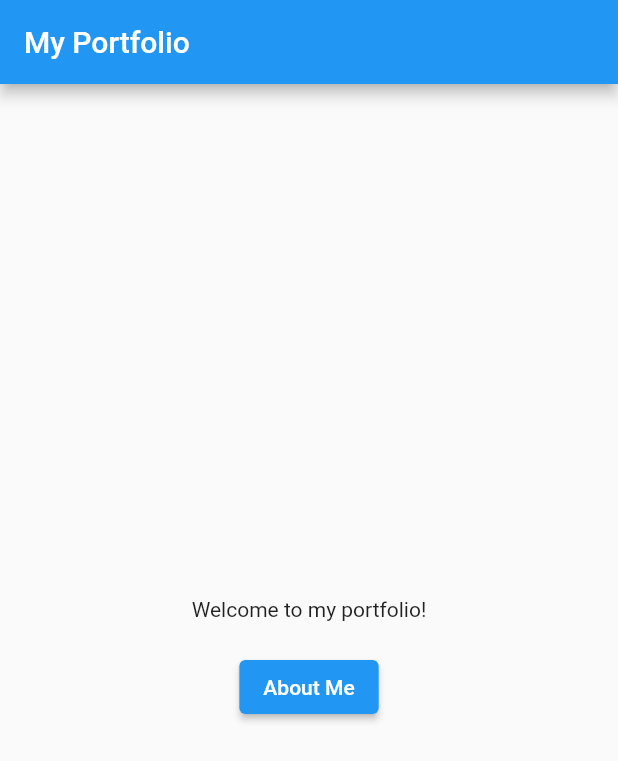
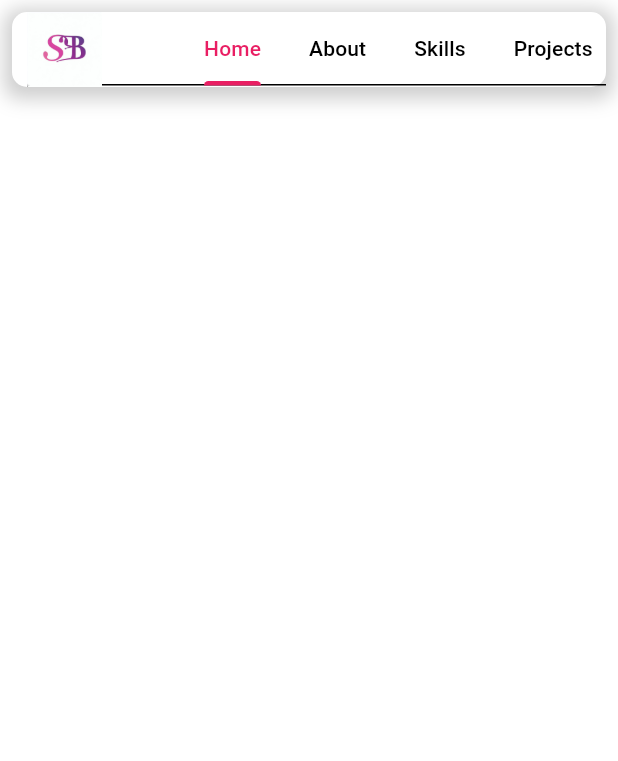
Before and after one commit to sam-baraka/my_portfolio, a Flutter app: the screen it shows after launch, on a phone screen of 412 x 824 dp. Shown: the top 761 px of the screen. Run offline on Flutter 3.47's test engine with Material 2 defaults, Android fonts, the phone set to English and light mode, and no system bars; our stand-ins replace auto_route, firebase_core, flutter_riverpod; accounts and stored records are empty.

Commit message:
added scrollability

```diff
--- a/lib/app/my_app.dart
+++ b/lib/app/my_app.dart
@@ -10,8 +10,15 @@ class MyApp extends ConsumerWidget {
     return MaterialApp.router(
       title: 'My Portfolio',
       theme: ThemeData(
-        primarySwatch: Colors.blue,
-      ),
+          // Use material 3 with Pink and purple theme
+          colorScheme: const ColorScheme.light(
+            primary: Color(0xFFE91E63),
+            secondary: Color(0xFF9C27B0),
+          ),
+          appBarTheme: const AppBarTheme(
+            backgroundColor: Color(0xFFE91E63),
+          ),
+          useMaterial3: true),
       routerConfig: appRouter.config(),
     );
   }
--- a/lib/home_page/home_page.dart
+++ b/lib/home_page/home_page.dart
@@ -1,6 +1,7 @@
 import 'package:auto_route/auto_route.dart';
 import 'package:flutter/material.dart';
 import 'package:flutter_riverpod/flutter_riverpod.dart';
+import 'package:my_portfolio/widgets/common_app_bar.dart';
 
 @RoutePage()
 class HomePage extends ConsumerWidget {
@@ -8,24 +9,11 @@ class HomePage extends ConsumerWidget {
 
   @override
   Widget build(BuildContext context, WidgetRef ref) {
-    return Scaffold(
-      appBar: AppBar(
-        title: const Text('My Portfolio'),
-      ),
-      body: Center(
-        child: Column(
-          mainAxisAlignment: MainAxisAlignment.center,
-          children: [
-            const Text(
-              'Welcome to my portfolio!',
-            ),
-            const SizedBox(height: 20),
-            ElevatedButton(
-              onPressed: () {},
-              child: const Text('About Me'),
-            ),
-          ],
-        ),
+    return const Scaffold(
+      body: Column(
+        children: [
+          CommonAppBar(),
+        ],
       ),
     );
   }
--- a/lib/main.dart
+++ b/lib/main.dart
@@ -1,6 +1,10 @@
+import 'package:firebase_core/firebase_core.dart';
 import 'package:flutter/material.dart';
 import 'package:my_portfolio/app/my_app.dart';
 
-void main() {
+void main() async {
+  WidgetsFlutterBinding.ensureInitialized();
+  // Initialize Firebase
+  // await Firebase.initializeApp();
   runApp(MyApp());
 }
--- a/lib/widgets/common_app_bar.dart
+++ b/lib/widgets/common_app_bar.dart
@@ -1,3 +1,4 @@
+import 'package:flutter/cupertino.dart';
 import 'package:flutter/material.dart';
 import 'package:flutter_riverpod/flutter_riverpod.dart';
 
@@ -6,6 +7,56 @@ class CommonAppBar extends ConsumerWidget {
 
   @override
   Widget build(BuildContext context, WidgetRef ref) {
-    return Container();
+    return Padding(
+      padding: const EdgeInsets.all(8.0),
+      child: Container(
+        decoration: BoxDecoration(
+          borderRadius: BorderRadius.circular(10),
+          color: Colors.white,
+          boxShadow: [
+            BoxShadow(
+              color: Colors.grey.withOpacity(0.5),
+              blurRadius: 10,
+              spreadRadius: 5,
+              offset: const Offset(0, 3),
+            ),
+          ],
+        ),
+        height: 50,
+        child: DefaultTabController(
+          length: 5,
+          child: Row(
+            children: [
+              const SizedBox(
+                width: 10,
+              ),
+              Image.asset('assets/logo.jpeg'),
+              const Expanded(
+                child: TabBar(
+                  isScrollable: true,
+                  tabs: [
+                    Tab(
+                      text: 'Home',
+                    ),
+                    Tab(
+                      text: 'About',
+                    ),
+                    Tab(
+                      text: 'Skills',
+                    ),
+                    Tab(
+                      text: 'Projects',
+                    ),
+                    Tab(
+                      text: 'Contact',
+                    ),
+                  ],
+                ),
+              ),
+            ],
+          ),
+        ),
+      ),
+    );
   }
 }
--- a/pubspec.yaml
+++ b/pubspec.yaml
@@ -65,8 +65,8 @@ flutter:
   uses-material-design: true
 
   # To add assets to your application, add an assets section, like this:
-  # assets:
-  #   - images/a_dot_burr.jpeg
+  assets:
+    - assets/
   #   - images/a_dot_ham.jpeg
 
   # An image asset can refer to one or more resolution-specific "variants", see
```
Also changed, not shown: assets/logo.jpeg (added), 1 other file.
